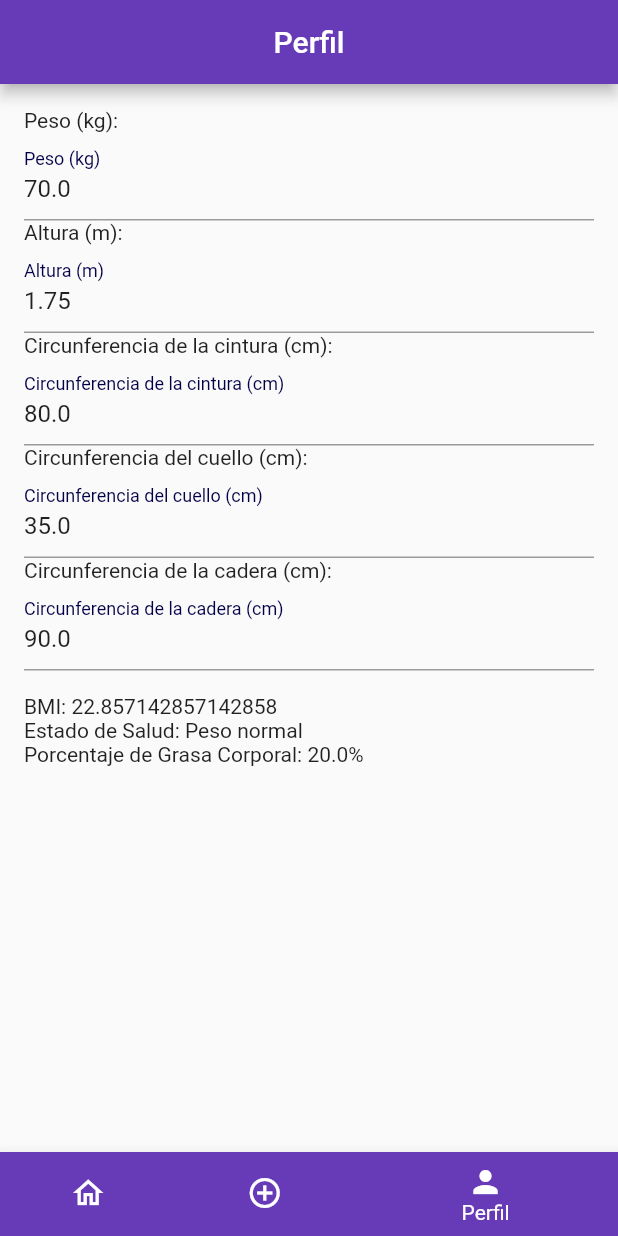
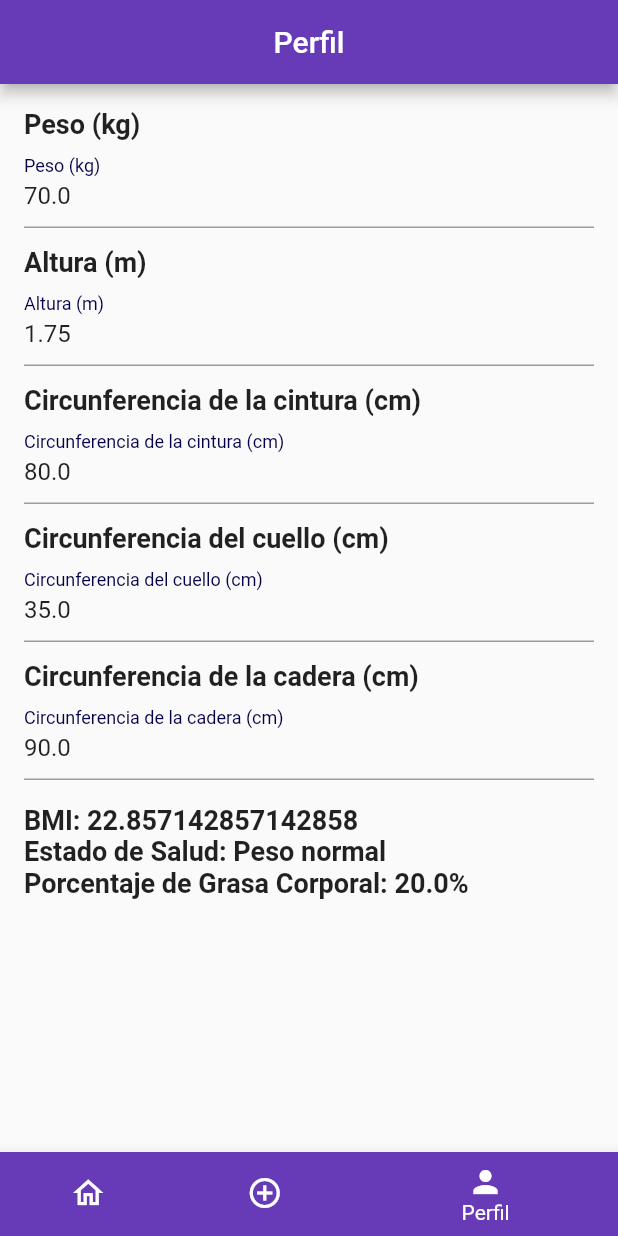
Before and after one commit to denisguimpu/App-Rutinas-De-Gimnasio, a Flutter app: the screen it shows after launch, item 3 of the bottom bar chosen, on a phone screen of 412 x 824 dp. Run offline on Flutter 3.47's test engine with Material 2 defaults, Android fonts, the phone set to English and light mode, and no system bars; our stand-ins replace carousel_slider, sqflite; accounts and stored records are empty.

Commit message:
v12 cambios en ventana perfil

```diff
--- a/lib/screens/profilesceen.dart
+++ b/lib/screens/profilesceen.dart
@@ -85,40 +85,68 @@ class _ProfileScreenState extends State<ProfileScreen> {
           child: Column(
             crossAxisAlignment: CrossAxisAlignment.start,
             children: [
-              Text('Peso (kg):'),
+              Text(
+                'Peso (kg)',
+                style: TextStyle(fontSize: 18, fontWeight: FontWeight.bold),
+              ),
               TextField(
                 controller: weightController,
                 keyboardType: TextInputType.number,
                 decoration: InputDecoration(labelText: 'Peso (kg)'),
               ),
-              Text('Altura (m):'),
+              SizedBox(height: 12),
+              Text(
+                'Altura (m)',
+                style: TextStyle(fontSize: 18, fontWeight: FontWeight.bold),
+              ),
               TextField(
                 controller: heightController,
                 keyboardType: TextInputType.number,
                 decoration: InputDecoration(labelText: 'Altura (m)'),
               ),
-              Text('Circunferencia de la cintura (cm):'),
+              SizedBox(height: 12),
+              Text(
+                'Circunferencia de la cintura (cm)',
+                style: TextStyle(fontSize: 18, fontWeight: FontWeight.bold),
+              ),
               TextField(
                 controller: waistController,
                 keyboardType: TextInputType.number,
                 decoration: InputDecoration(labelText: 'Circunferencia de la cintura (cm)'),
               ),
-              Text('Circunferencia del cuello (cm):'),
+              SizedBox(height: 12),
+              Text(
+                'Circunferencia del cuello (cm)',
+                style: TextStyle(fontSize: 18, fontWeight: FontWeight.bold),
+              ),
               TextField(
                 controller: neckController,
                 keyboardType: TextInputType.number,
                 decoration: InputDecoration(labelText: 'Circunferencia del cuello (cm)'),
               ),
-              Text('Circunferencia de la cadera (cm):'),
+              SizedBox(height: 12),
+              Text(
+                'Circunferencia de la cadera (cm)',
+                style: TextStyle(fontSize: 18, fontWeight: FontWeight.bold),
+              ),
               TextField(
                 controller: hipController,
                 keyboardType: TextInputType.number,
                 decoration: InputDecoration(labelText: 'Circunferencia de la cadera (cm)'),
               ),
               SizedBox(height: 16),
-              Text('BMI: $bmi'),
-              Text('Estado de Salud: $healthStatus'),
-              Text('Porcentaje de Grasa Corporal: $bodyFatPercentage%'),
+              Text(
+                'BMI: $bmi',
+                style: TextStyle(fontSize: 18, fontWeight: FontWeight.bold),
+              ),
+              Text(
+                'Estado de Salud: $healthStatus',
+                style: TextStyle(fontSize: 18, fontWeight: FontWeight.bold),
+              ),
+              Text(
+                'Porcentaje de Grasa Corporal: $bodyFatPercentage%',
+                style: TextStyle(fontSize: 18, fontWeight: FontWeight.bold),
+              ),
             ],
           ),
         ),
```
